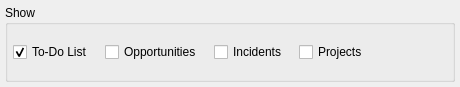
Above: guiclient/todoList.ui from knowhow/xtuple before the change. Below: the same form after it.
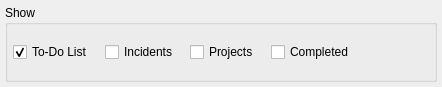
That is the form after the change. Custom widgets are drawn as their Qt base class.

Patch:
```diff
--- a/guiclient/todoList.ui
+++ b/guiclient/todoList.ui
@@ -13,7 +13,7 @@
    <rect>
     <x>0</x>
     <y>0</y>
-    <width>460</width>
+    <width>442</width>
     <height>87</height>
    </rect>
   </property>
@@ -42,13 +42,6 @@
           </property>
          </widget>
         </item>
-        <item>
-         <widget class="XCheckBox" name="_opportunities">
-          <property name="text">
-           <string>Opportunities</string>
-          </property>
-         </widget>
-        </item>
         <item>
          <widget class="XCheckBox" name="_incidents">
           <property name="text">
@@ -63,6 +56,13 @@
           </property>
          </widget>
         </item>
+        <item>
+         <widget class="XCheckBox" name="_completed">
+          <property name="text">
+           <string>Completed</string>
+          </property>
+         </widget>
+        </item>
         <item>
          <spacer name="horizontalSpacer">
           <property name="orientation">
```
Left out of the diff: 2 changed lines with no effect on the pictures.
